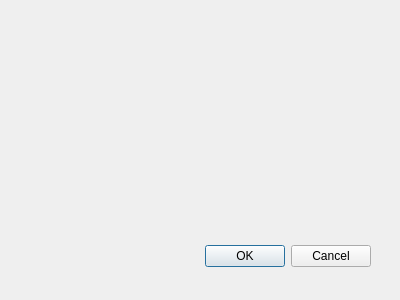
First picture: the form in settingsdialog.ui, repository horvathzoltan/note1, before the edit.
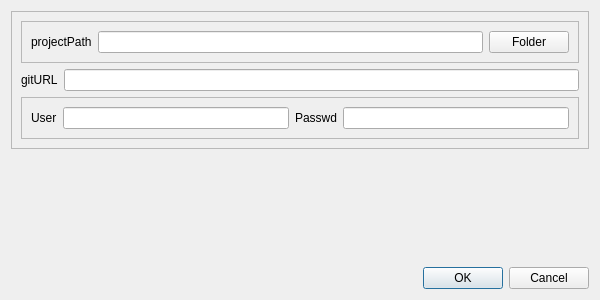
Second picture: the form after the edit.

```diff
--- a/settingsdialog.ui
+++ b/settingsdialog.ui
@@ -1,36 +1,135 @@
-<ui version="4.0" >
- <author></author>
- <comment></comment>
- <exportmacro></exportmacro>
- <class>Dialog</class>
- <widget class="QDialog" name="Dialog" >
-  <property name="geometry" >
+<?xml version="1.0" encoding="UTF-8"?>
+<ui version="4.0">
+ <class>SettingsDialog</class>
+ <widget class="QDialog" name="SettingsDialog">
+  <property name="geometry">
    <rect>
     <x>0</x>
     <y>0</y>
-    <width>400</width>
+    <width>600</width>
     <height>300</height>
    </rect>
   </property>
   <property name="windowTitle" >
    <string>Dialog</string>
   </property>
-  <widget class="QDialogButtonBox" name="buttonBox" >
-   <property name="geometry" >
-    <rect>
-     <x>30</x>
-     <y>240</y>
-     <width>341</width>
-     <height>32</height>
-    </rect>
-   </property>
-   <property name="orientation" >
-    <enum>Qt::Horizontal</enum>
-   </property>
-   <property name="standardButtons" >
-    <set>QDialogButtonBox::Cancel|QDialogButtonBox::Ok</set>
-   </property>
-  </widget>
+  <layout class="QVBoxLayout" name="verticalLayout">
+   <item>
+    <widget class="QFrame" name="frame">
+     <property name="frameShape">
+      <enum>QFrame::StyledPanel</enum>
+     </property>
+     <property name="frameShadow">
+      <enum>QFrame::Raised</enum>
+     </property>
+     <layout class="QFormLayout" name="formLayout_2">
+      <item row="3" column="0">
+       <widget class="QLabel" name="gitUrlLabel">
+        <property name="text">
+         <string>gitURL</string>
+        </property>
+       </widget>
+      </item>
+      <item row="3" column="1">
+       <widget class="QLineEdit" name="gitUrlEdit"/>
+      </item>
+      <item row="5" column="0" colspan="2">
+       <widget class="QFrame" name="frame_2">
+        <property name="sizePolicy">
+         <sizepolicy hsizetype="Preferred" vsizetype="Preferred">
+          <horstretch>0</horstretch>
+          <verstretch>0</verstretch>
+         </sizepolicy>
+        </property>
+        <property name="frameShape">
+         <enum>QFrame::StyledPanel</enum>
+        </property>
+        <property name="frameShadow">
+         <enum>QFrame::Raised</enum>
+        </property>
+        <layout class="QHBoxLayout" name="horizontalLayout">
+         <item>
+          <widget class="QLabel" name="gitUserLabel">
+           <property name="frameShape">
+            <enum>QFrame::NoFrame</enum>
+           </property>
+           <property name="text">
+            <string>User</string>
+           </property>
+          </widget>
+         </item>
+         <item>
+          <widget class="QLineEdit" name="gitUserEdit"/>
+         </item>
+         <item>
+          <widget class="QLabel" name="gitPasswdLabel">
+           <property name="text">
+            <string>Passwd</string>
+           </property>
+          </widget>
+         </item>
+         <item>
+          <widget class="QLineEdit" name="gitPasswdEdit"/>
+         </item>
+        </layout>
+       </widget>
+      </item>
+      <item row="0" column="0" colspan="2">
+       <widget class="QFrame" name="frame_3">
+        <property name="frameShape">
+         <enum>QFrame::StyledPanel</enum>
+        </property>
+        <property name="frameShadow">
+         <enum>QFrame::Raised</enum>
+        </property>
+        <layout class="QHBoxLayout" name="horizontalLayout_2">
+         <item>
+          <widget class="QLabel" name="projectPathLabel">
+           <property name="text">
+            <string>projectPath</string>
+           </property>
+          </widget>
+         </item>
+         <item>
+          <widget class="QLineEdit" name="projectPathEdit"/>
+         </item>
+         <item>
+          <widget class="QPushButton" name="folderPickerButton">
+           <property name="text">
+            <string>Folder</string>
+           </property>
+          </widget>
+         </item>
+        </layout>
+       </widget>
+      </item>
+     </layout>
+    </widget>
+   </item>
+   <item>
+    <spacer name="verticalSpacer">
+     <property name="orientation">
+      <enum>Qt::Vertical</enum>
+     </property>
+     <property name="sizeHint" stdset="0">
+      <size>
+       <width>20</width>
+       <height>40</height>
+      </size>
+     </property>
+    </spacer>
+   </item>
+   <item>
+    <widget class="QDialogButtonBox" name="buttonBox">
+     <property name="orientation">
+      <enum>Qt::Horizontal</enum>
+     </property>
+     <property name="standardButtons">
+      <set>QDialogButtonBox::Cancel|QDialogButtonBox::Ok</set>
+     </property>
+    </widget>
+   </item>
+  </layout>
  </widget>
  <pixmapfunction></pixmapfunction>
  <resources/>
```
Left out of the diff: 16 changed lines with no effect on the pictures.
